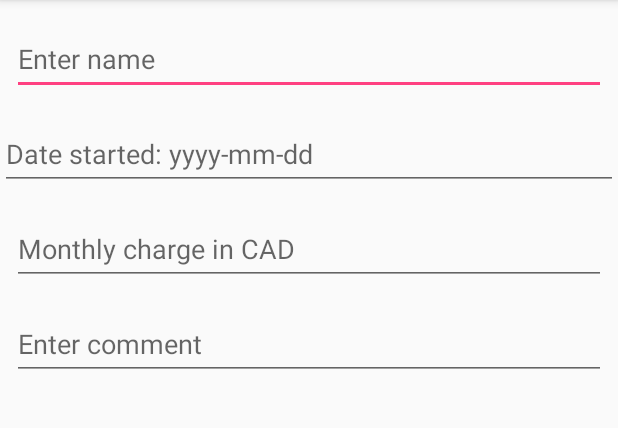
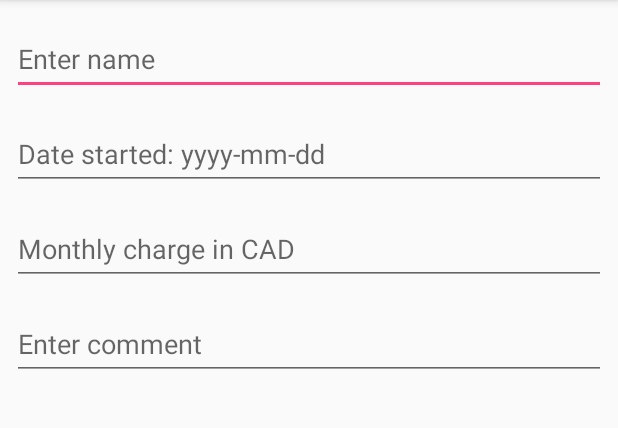
Before and after one commit to Finicft/fc1-SubBook, an Android app: the AddToListActivity screen opened directly, with no data from a screen before it, on a phone screen of 412 x 824 dp, the part 84-512 px from its top. Run offline under Robolectric (Android 15) with nearby library versions, the phone set to English and light mode, and no system bars.

Commit message:
Final version.

```diff
--- a/app/src/main/res/layout/subscription.xml
+++ b/app/src/main/res/layout/subscription.xml
@@ -28,6 +28,8 @@
         android:layout_width="0dp"
         android:layout_height="47dp"
         android:layout_marginTop="16dp"
+        android:layout_marginEnd="8dp"
+        android:layout_marginStart="8dp"
         android:ems="10"
         android:hint="@string/enterDate"
         android:inputType="date"
@@ -44,7 +46,7 @@
         android:layout_marginTop="16dp"
         android:ems="10"
         android:hint="@string/enterBill"
-        android:inputType="number"
+        android:inputType="numberDecimal"
         app:layout_constraintEnd_toEndOf="parent"
         app:layout_constraintHorizontal_bias="0.0"
         app:layout_constraintLeft_toLeftOf="parent"
```
